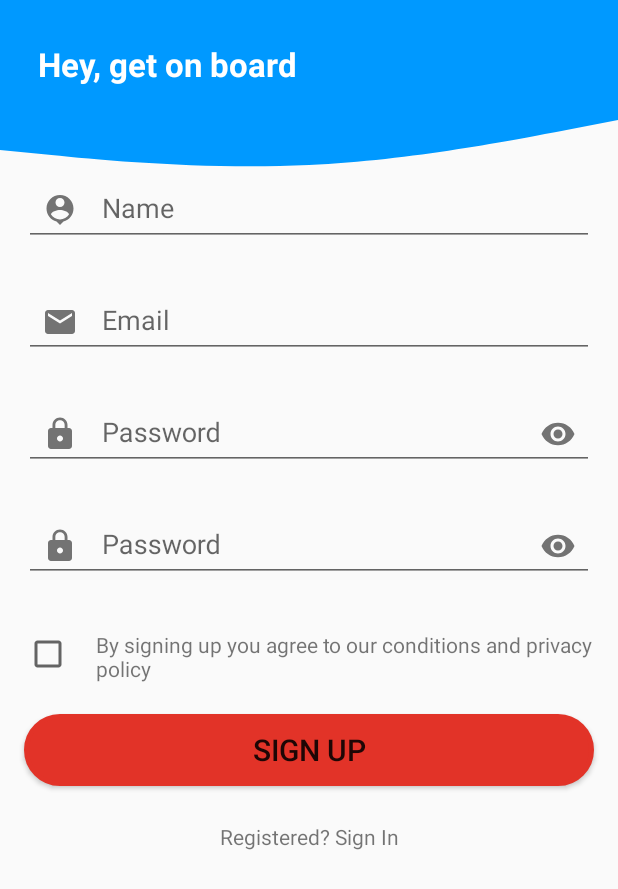
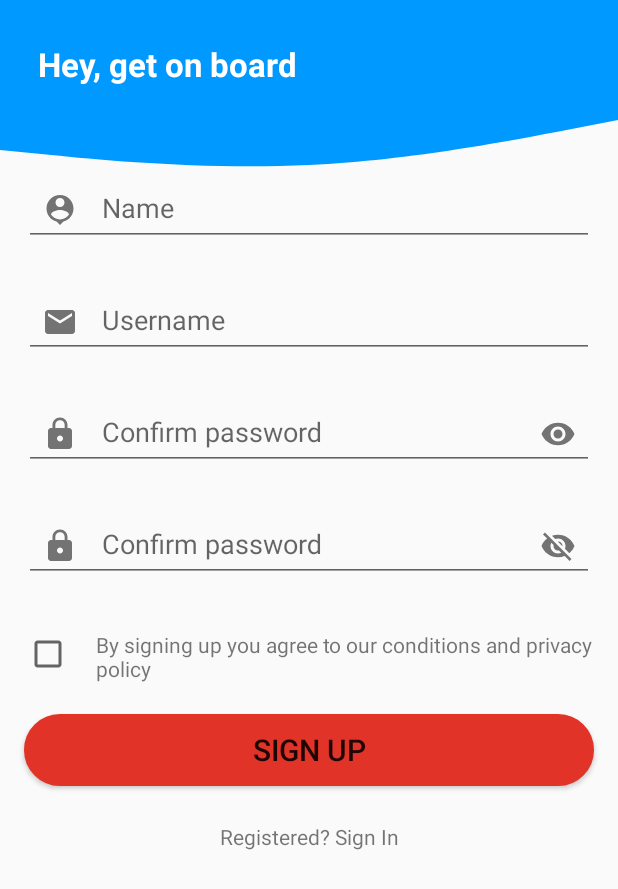
Before and after one commit to daniel-waiguru/RWAndroidBootcampSummer2020, an Android app: the RegisterFragment screen opened through its navigation route, on a phone screen of 412 x 824 dp. Shown: the top 889 px of the screen. Run offline under Robolectric (Android 15) with nearby library versions, the phone set to English and light mode, and no system bars.

```diff
--- a/Week04/MoviesApp/app/src/main/java/tech/danielwaiguru/moviesapp/LoginFragment.kt
+++ b/Week04/MoviesApp/app/src/main/java/tech/danielwaiguru/moviesapp/LoginFragment.kt
@@ -1,17 +1,17 @@
 package tech.danielwaiguru.moviesapp
 
-import android.app.Activity
 import android.os.Bundle
-import androidx.fragment.app.Fragment
 import android.view.LayoutInflater
 import android.view.View
 import android.view.ViewGroup
-import androidx.appcompat.app.ActionBar
 import androidx.appcompat.app.AppCompatActivity
+import androidx.fragment.app.Fragment
+import androidx.navigation.findNavController
+import kotlinx.android.synthetic.main.fragment_login.*
 
 
 class LoginFragment : Fragment() {
-
+    private var isLoggedin: Boolean = false
     override fun onCreate(savedInstanceState: Bundle?) {
         super.onCreate(savedInstanceState)
         (activity as AppCompatActivity).supportActionBar?.hide()
@@ -25,6 +25,17 @@ class LoginFragment : Fragment() {
         return inflater.inflate(R.layout.fragment_login, container, false)
     }
 
+    override fun onActivityCreated(savedInstanceState: Bundle?) {
+        super.onActivityCreated(savedInstanceState)
+        btn_login.setOnClickListener {
+
+        }
+        txt_register.setOnClickListener {
+            val  action = LoginFragmentDirections.actionLoginFragmentToRegisterFragment2()
+            it.findNavController().navigate(action)
+        }
+    }
+
     companion object {
 
         @JvmStatic
--- a/Week04/MoviesApp/app/src/main/res/layout/fragment_login.xml
+++ b/Week04/MoviesApp/app/src/main/res/layout/fragment_login.xml
@@ -57,7 +57,7 @@
             android:layout_width="match_parent"
             android:layout_height="wrap_content"
             android:layout_margin="16dp"
-            android:hint="@string/email"
+            android:hint="@string/username"
             android:inputType="textEmailAddress" />
 
     </com.google.android.material.textfield.TextInputLayout>
@@ -132,6 +132,7 @@
 
         />
     <TextView
+        android:id="@+id/txt_register"
         android:layout_width="wrap_content"
         android:layout_height="wrap_content"
         app:layout_constraintStart_toStartOf="parent"
--- a/Week04/MoviesApp/app/src/main/res/layout/fragment_register.xml
+++ b/Week04/MoviesApp/app/src/main/res/layout/fragment_register.xml
@@ -58,11 +58,11 @@
         app:startIconDrawable="@drawable/ic_email">
 
         <com.google.android.material.textfield.TextInputEditText
-            android:id="@+id/etEmail"
+            android:id="@+id/etUsername"
             android:layout_width="match_parent"
             android:layout_height="wrap_content"
             android:layout_margin="@dimen/margin"
-            android:hint="@string/email"
+            android:hint="@string/username"
             android:inputType="textEmailAddress" />
 
 
@@ -106,7 +106,7 @@
 
             android:hint="@string/password"
 
-            android:inputType="textPassword" />
+            android:inputType="textCapWords" />
     </com.google.android.material.textfield.TextInputLayout>
 
     <CheckBox
@@ -142,6 +142,7 @@
         app:layout_constraintStart_toStartOf="parent"
         app:layout_constraintTop_toBottomOf="@id/ch_terms_and_conditions" />
     <TextView
+        android:id="@+id/text_login"
         android:layout_width="wrap_content"
         android:layout_height="wrap_content"
         android:text="@string/registered_sign_in"
--- a/Week04/MoviesApp/app/src/main/res/values/strings.xml
+++ b/Week04/MoviesApp/app/src/main/res/values/strings.xml
@@ -20,8 +20,8 @@
     <string name="name">Empire Movie Show</string>
     <string name="movie_poster">Movie Poster</string>
     <string name="login">Login</string>
-    <string name="password">Password</string>
-    <string name="email">Email</string>
+    <string name="password">Confirm password</string>
+    <string name="username">Username</string>
     <string name="persons_name">Name</string>
     <string name="sign_up">Sign Up</string>
     <string name="welcome_back">Welcome Back</string>
```
Also changed, not shown: Week04/MoviesApp/app/src/main/java/tech/danielwaiguru/moviesapp/RegisterFragment.kt (+45 -1 lines).
